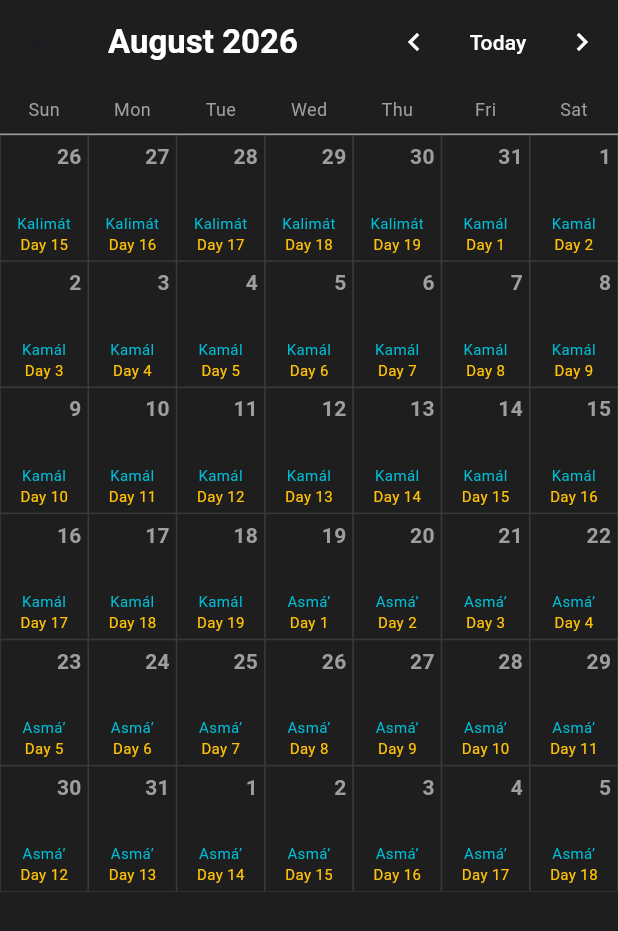
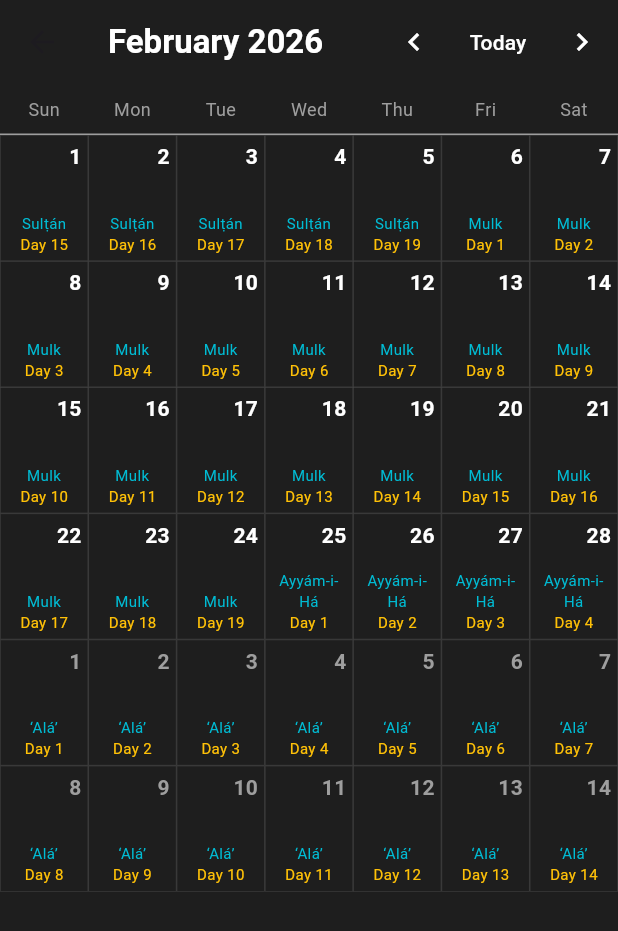
Before and after one commit to thawdezin-fi/bahai, a Flutter app: the CalendarView screen opened by its route, after a tap on the "chevron left" icon, on a phone screen of 412 x 824 dp. Shown: the top 931 px of the screen. Run offline on Flutter 3.47's test engine with Material 3 defaults, Android fonts, the phone set to English and light mode, and no system bars; our stand-ins replace get.

Commit message:
OK: Bahai Calendar

```diff
--- a/lib/app/modules/calendar/controllers/calendar_controller.dart
+++ b/lib/app/modules/calendar/controllers/calendar_controller.dart
@@ -23,7 +23,7 @@ class CalendarController extends GetxController {
     '‘Alá’',
   ];
 
-  final selectedMonth = DateTime(2026, 8, 1).obs; // August 2026 ကို default ထားမယ်
+  final selectedMonth = DateTime(DateTime.now().year, DateTime.now().month, 1).obs;
 
   List<DateTime> get daysInMonth {
     final firstDay = DateTime(selectedMonth.value.year, selectedMonth.value.month, 1);
@@ -35,6 +35,14 @@ class CalendarController extends GetxController {
 
     // စုစုပေါင်း ၄၂ ကွက် (6 rows * 7 days) logic သုံးပါမယ်
     return List.generate(42, (index) => startCalendarDate.add(Duration(days: index)));
+  }
+
+  void nextMonth() {
+    selectedMonth.value = DateTime(selectedMonth.value.year, selectedMonth.value.month + 1, 1);
+  }
+
+  void previousMonth() {
+    selectedMonth.value = DateTime(selectedMonth.value.year, selectedMonth.value.month - 1, 1);
   }
 
   // ရှင့်ရဲ့ calculateBadiDate function ကို ဒီနေရာမှာ ပြန်သုံးထားပါတယ်ရှင့်
--- a/lib/app/modules/calendar/views/calendar_view.dart
+++ b/lib/app/modules/calendar/views/calendar_view.dart
@@ -12,11 +12,29 @@ class CalendarView extends GetView<CalendarController> {
       appBar: AppBar(
         backgroundColor: Colors.transparent,
         elevation: 0,
-        title: const Text('August 2026', style: TextStyle(color: Colors.white, fontWeight: FontWeight.bold)),
+        title: Obx(() {
+          final monthName = [
+            'January', 'February', 'March', 'April', 'May', 'June',
+            'July', 'August', 'September', 'October', 'November', 'December'
+          ][controller.selectedMonth.value.month - 1];
+          return Text(
+            '$monthName ${controller.selectedMonth.value.year}',
+            style: const TextStyle(color: Colors.white, fontWeight: FontWeight.bold),
+          );
+        }),
         actions: [
-          IconButton(icon: const Icon(Icons.chevron_left, color: Colors.white), onPressed: () {}),
-          TextButton(onPressed: () {}, child: const Text('Today', style: TextStyle(color: Colors.white))),
-          IconButton(icon: const Icon(Icons.chevron_right, color: Colors.white), onPressed: () {}),
+          IconButton(
+            icon: const Icon(Icons.chevron_left, color: Colors.white),
+            onPressed: () => controller.previousMonth(),
+          ),
+          TextButton(
+            onPressed: () => controller.selectedMonth.value = DateTime(DateTime.now().year, DateTime.now().month, 1),
+            child: const Text('Today', style: TextStyle(color: Colors.white)),
+          ),
+          IconButton(
+            icon: const Icon(Icons.chevron_right, color: Colors.white),
+            onPressed: () => controller.nextMonth(),
+          ),
         ],
       ),
       body: Column(
@@ -35,7 +53,8 @@ class CalendarView extends GetView<CalendarController> {
                 itemBuilder: (context, index) {
                   final date = days[index];
                   final badiInfo = controller.getBadiInfo(date);
-                  final isCurrentMonth = date.month == 2026 && date.month == 8;
+                  final isCurrentMonth = date.month == controller.selectedMonth.value.month &&
+                                       date.year == controller.selectedMonth.value.year;
 
                   return Container(
                     decoration: BoxDecoration(
```
